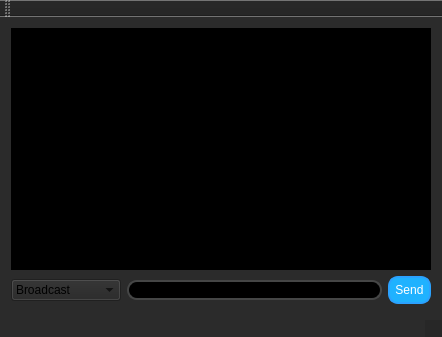
Before: the Qt Designer form QTCPServer/mainwindow.ui in manfredipist/QTcpSocket, drawn with Qt 5.
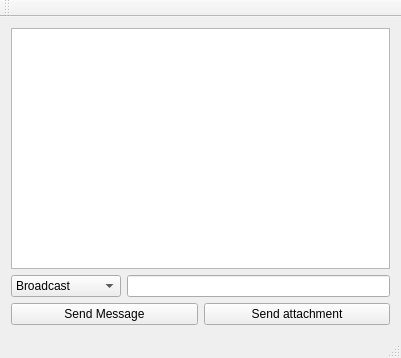
After: the same form once the commit is applied.

What changed in the file:
```diff
--- a/QTCPServer/mainwindow.ui
+++ b/QTCPServer/mainwindow.ui
@@ -6,19 +6,28 @@
    <rect>
     <x>0</x>
     <y>0</y>
-    <width>442</width>
-    <height>337</height>
+    <width>401</width>
+    <height>358</height>
    </rect>
   </property>
   <property name="windowTitle">
    <string>QTCPServer</string>
   </property>
   <property name="styleSheet">
-   <string notr="true">background-color: rgba(37, 37, 37, 179);</string>
+   <string notr="true"/>
   </property>
   <widget class="QWidget" name="centralWidget">
    <layout class="QGridLayout" name="gridLayout">
-    <item row="1" column="2">
+    <item row="0" column="0">
+     <widget class="QTextBrowser" name="textBrowser_receivedMessages">
+      <property name="styleSheet">
+       <string notr="true"/>
+      </property>
+     </widget>
+    </item>
+    <item row="1" column="0">
+     <layout class="QGridLayout" name="gridLayout_2">
+      <item row="1" column="0">
      <widget class="QPushButton" name="pushButton_sendMessage">
       <property name="minimumSize">
        <size>
@@ -27,28 +36,29 @@
        </size>
       </property>
       <property name="styleSheet">
-       <string notr="true">background-color: rgb(31, 178, 255);
-color:white;
-border-width: 2px;
-border-style: solid;
-border-color: rgb(43, 162, 255);
-border-radius: 10px;
-padding: 5px;
-</string>
+         <string notr="true"/>
       </property>
       <property name="text">
-       <string>Send</string>
+         <string>Send Message</string>
       </property>
      </widget>
     </item>
-    <item row="0" column="0" colspan="3">
-     <widget class="QTextBrowser" name="textBrowser_receivedMessages">
+      <item row="1" column="1">
+       <widget class="QPushButton" name="pushButton_sendAttachment">
       <property name="styleSheet">
-       <string notr="true">background-color: rgb(0, 0, 0);</string>
+         <string notr="true"/>
+        </property>
+        <property name="text">
+         <string>Send attachment</string>
+        </property>
+        <property name="flat">
+         <bool>false</bool>
       </property>
      </widget>
     </item>
-    <item row="1" column="0">
+      <item row="0" column="0" colspan="2">
+       <layout class="QHBoxLayout" name="horizontalLayout">
+        <item>
      <widget class="QComboBox" name="comboBox_receiver">
       <property name="minimumSize">
        <size>
@@ -63,7 +73,7 @@
       </item>
      </widget>
     </item>
-    <item row="1" column="1">
+        <item>
      <widget class="QLineEdit" name="lineEdit_message">
       <property name="minimumSize">
        <size>
@@ -72,13 +82,13 @@
        </size>
       </property>
       <property name="styleSheet">
-       <string notr="true">background-color: rgb(0, 0, 0);
-border-width: 2px;
-border-style: solid;
-border-color: rgb(69, 70, 70);
-border-radius: 10px;</string>
-      </property>
-     </widget>
+           <string notr="true"/>
+          </property>
+         </widget>
+        </item>
+       </layout>
+      </item>
+     </layout>
     </item>
    </layout>
   </widget>
```
Left out of the diff: 4 changed lines with no effect on the pictures. Lines whose indentation alone changed are shown as unchanged.
